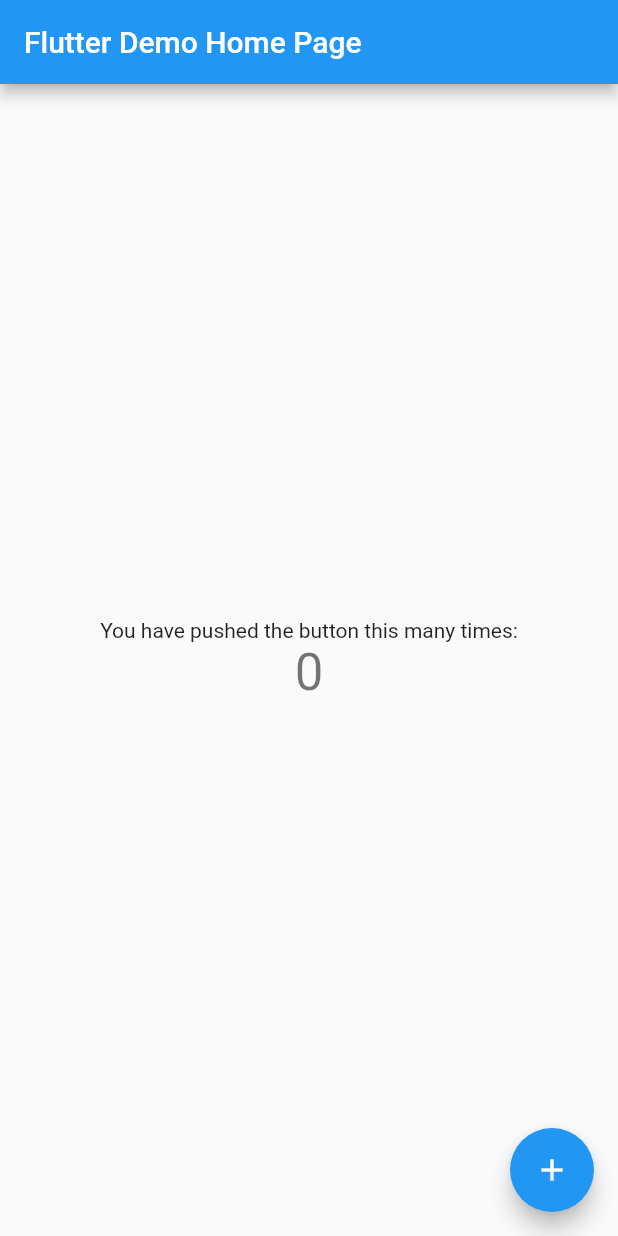
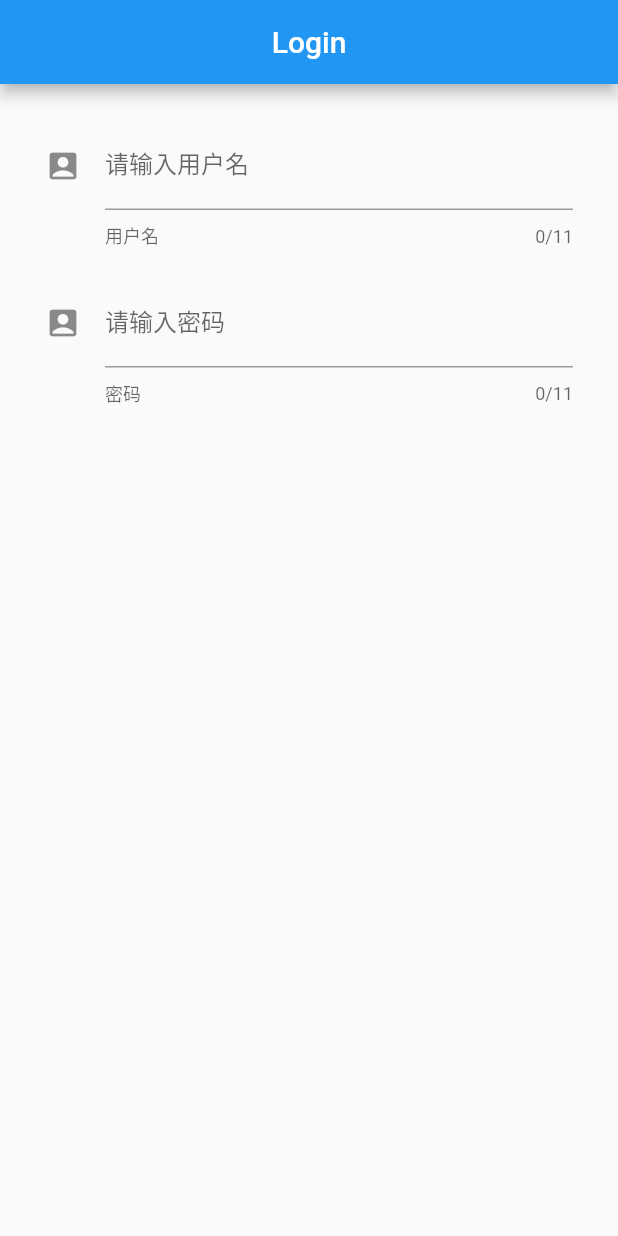
Before and after one commit to 2064135029/pmsapp, a Flutter app: the screen it shows after launch, on a phone screen of 412 x 824 dp. Run offline on Flutter 3.47's test engine with Material 2 defaults, Android fonts, the phone set to English and light mode, and no system bars; our stand-ins replace connectivity, dio.

Commit message:
no message

```diff
--- a/lib/common/config/Config.dart
+++ b/lib/common/config/Config.dart
@@ -2,6 +2,7 @@ class Config {
   static const bool DEBUG = true;
   static const String TOKEN_KEY = "wujianhe";
   static const String USER_BASIC_CODE = "user";
+  static const String BaseUrl = "http://127.0.0.1:7001";
 }
 
 class ContentType {
--- a/lib/main.dart
+++ b/lib/main.dart
@@ -3,50 +3,30 @@ import 'dart:math';
 import 'package:flutter/material.dart';
 import 'package:pmsapp/net/DataResult.dart';
 import 'package:pmsapp/net/models/LoginModel.dart';
+import 'package:pmsapp/view/pages/LoginPage.dart';
 
+import 'common/config/Config.dart';
 import 'net/HttpRequest.dart';
-import 'net/ResultData.dart';
 
 void main() => runApp(MyApp());
 
 class MyApp extends StatelessWidget {
-  // This widget is the root of your application.
+
   @override
   Widget build(BuildContext context) {
-    HttpRequest.setBaseUrl('http://127.0.0.1:7001');
     return MaterialApp(
       title: 'Flutter Demo',
       theme: ThemeData(
-        // This is the theme of your application.
-        //
-        // Try running your application with "flutter run". You'll see the
-        // application has a blue toolbar. Then, without quitting the app, try
-        // changing the primarySwatch below to Colors.green and then invoke
-        // "hot reload" (press "r" in the console where you ran "flutter run",
-        // or simply save your changes to "hot reload" in a Flutter IDE).
-        // Notice that the counter didn't reset back to zero; the application
-        // is not restarted.
         primarySwatch: Colors.blue,
       ),
-      home: MyHomePage(title: 'Flutter Demo Home Page'),
+      home: LoginPage(),
     );
   }
 }
 
 class MyHomePage extends StatefulWidget {
   MyHomePage({Key key, this.title}) : super(key: key);
-
-  // This widget is the home page of your application. It is stateful, meaning
-  // that it has a State object (defined below) that contains fields that affect
-  // how it looks.
-
-  // This class is the configuration for the state. It holds the values (in this
-  // case the title) provided by the parent (in this case the App widget) and
-  // used by the build method of the State. Fields in a Widget subclass are
-  // always marked "final".
-
   final String title;
-
   @override
   _MyHomePageState createState() => _MyHomePageState();
 }
@@ -54,59 +34,41 @@ class MyHomePage extends StatefulWidget {
 class _MyHomePageState extends State<MyHomePage> {
   int _counter = 0;
 
+  @override
+  void initState() {
+    // TODO: implement initState
+    super.initState();
+    _init();
+  }
+
   void _incrementCounter() {
     setState(() {
       _counter++;
       print(_counter);
     });
-//    login(() async {
-//      DataResult res = await LoginModel.loginReq("11", "111");
-//      print(res.data);
-//      print('++++++++++++++');
-//    });
   }
 
   void login() async {
     DataResult res = await LoginModel.loginReq("11", "111");
-    print(res.data);
-    print('++++++++++++++');
+    print(res.data.msg);
     setState(() {
       _counter++;
     });
   }
 
+  void _init(){
+    // 设置ip地刺
+    HttpRequest.setBaseUrl(Config.BaseUrl);
+  }
+
   @override
   Widget build(BuildContext context) {
-    // This method is rerun every time setState is called, for instance as done
-    // by the _incrementCounter method above.
-    //
-    // The Flutter framework has been optimized to make rerunning build methods
-    // fast, so that you can just rebuild anything that needs updating rather
-    // than having to individually change instances of widgets.
     return Scaffold(
       appBar: AppBar(
-        // Here we take the value from the MyHomePage object that was created by
-        // the App.build method, and use it to set our appbar title.
         title: Text(widget.title),
       ),
       body: Center(
-        // Center is a layout widget. It takes a single child and positions it
-        // in the middle of the parent.
         child: Column(
-          // Column is also a layout widget. It takes a list of children and
-          // arranges them vertically. By default, it sizes itself to fit its
-          // children horizontally, and tries to be as tall as its parent.
-          //
-          // Invoke "debug painting" (press "p" in the console, choose the
-          // "Toggle Debug Paint" action from the Flutter Inspector in Android
-          // Studio, or the "Toggle Debug Paint" command in Visual Studio Code)
-          // to see the wireframe for each widget.
-          //
-          // Column has various properties to control how it sizes itself and
-          // how it positions its children. Here we use mainAxisAlignment to
-          // center the children vertically; the main axis here is the vertical
-          // axis because Columns are vertical (the cross axis would be
-          // horizontal).
           mainAxisAlignment: MainAxisAlignment.center,
           children: <Widget>[
             Text(
--- a/lib/net/entity/login_entity.dart
+++ b/lib/net/entity/login_entity.dart
@@ -1,18 +1,18 @@
 class LoginEntity {
-	String passWord;
-	String userName;
+	int status;
+	String msg;
 
-	LoginEntity({this.passWord, this.userName});
+	LoginEntity({this.msg, this.status});
 
 	LoginEntity.fromJson(Map<String, dynamic> json) {
-		passWord = json['passWord'];
-		userName = json['userName'];
+		status = json['status'];
+		msg = json['msg'];
 	}
 
 	Map<String, dynamic> toJson() {
 		final Map<String, dynamic> data = new Map<String, dynamic>();
-		data['passWord'] = this.passWord;
-		data['userName'] = this.userName;
+		data['msg'] = this.msg;
+		data['status'] = this.status;
 		return data;
 	}
 
--- a/lib/net/models/LoginModel.dart
+++ b/lib/net/models/LoginModel.dart
@@ -13,8 +13,8 @@ class LoginModel{
     print(response.data);
     print('8888888888888');
     if(response != null && response.result){
-//      LoginEntity loginEntity = LoginEntity.fromJson(json.decode(response.data));
-      return new DataResult(response.data, true);
+      LoginEntity loginEntity = LoginEntity.fromJson(response.data);
+      return new DataResult(loginEntity, true);
     }else{
       return new DataResult(null, false);
     }
--- /dev/null
+++ b/lib/view/pages/LoginPage.dart
@@ -0,0 +1,126 @@
+import 'package:flutter/cupertino.dart';
+import 'package:flutter/material.dart';
+
+class LoginPage extends StatefulWidget {
+  @override
+  State<StatefulWidget> createState() {
+    // TODO: implement createState
+    return LoginPageState();
+  }
+}
+
+class LoginPageState extends State<LoginPage> {
+  @override
+  // TODO: implement widget
+  LoginPage get widget => super.widget;
+
+  @override
+  Widget build(BuildContext context) {
+    // TODO: implement build
+    return new Scaffold(
+        appBar: AppBar(
+          title: new Text('Login'),
+          iconTheme: new IconThemeData(color: Colors.red),
+          //文字title居中
+          centerTitle: true,
+        ),
+        body: Center(
+          child:LoginBody(),
+        )
+    );
+  }
+}
+
+class LoginBody extends StatelessWidget {
+
+  var usernameController =  new TextEditingController();
+  @override
+  Widget build(BuildContext context) {
+    TextEditingController _controllerName = new TextEditingController();
+    TextEditingController _controllerPwd = new TextEditingController();
+
+//    _controllerName.text = userModel?.username ?? "";
+
+    void _userLogin() {
+      String username = _controllerName.text;
+      String password = _controllerPwd.text;
+      if (username.isEmpty || username.length < 6) {
+//        Util.showSnackBar(context, username.isEmpty ? "请输入用户名～" : "用户名至少6位～");
+        return;
+      }
+      if (password.isEmpty || password.length < 6) {
+//        Util.showSnackBar(context, username.isEmpty ? "请输入密码～" : "密码至少6位～");
+        return;
+      }
+    }
+
+    return new Column(
+      children: <Widget>[
+        new Expanded(
+            child: new Container(
+              margin: EdgeInsets.only(left: 20, top: 15, right: 20),
+              child: new Column(
+                children: <Widget>[
+                  Padding(
+                    padding: EdgeInsets.all(10.0),
+                    //用户名输入框
+                    child: TextField(
+                      //控制器
+                      controller: usernameController,
+                      maxLength: 11,
+                      maxLines: 1,
+                      //是否自动更正
+                      autocorrect: true,
+                      //是否自动对焦
+//                      autofocus: true,
+                      decoration: new InputDecoration(
+                        //                hintText: "请输入用户名",
+                        labelText: "请输入用户名",
+                        helperText: "用户名",
+                        icon: new Icon(Icons.account_box),
+                      ),
+                      onChanged: (text) {
+                        //内容改变的回调
+                        print('change $text');
+                      },
+                      onSubmitted: (text) {
+                        //内容提交(按回车)的回调
+                        print('submit $text');
+                      },
+                    ),
+                  ),
+                  Padding(
+                    padding: EdgeInsets.all(10.0),
+                    //用户名输入框
+                    child: TextField(
+                      //控制器
+                      controller: _controllerPwd,
+                      maxLength: 11,
+                      maxLines: 1,
+                      //是否自动更正
+                      autocorrect: true,
+                      //是否自动对焦
+//                      autofocus: true,
+                      decoration: new InputDecoration(
+                        //                hintText: "请输入用户名",
+                        labelText: "请输入密码",
+                        helperText: "密码",
+                        icon: new Icon(Icons.account_box),
+                      ),
+                      onChanged: (text) {
+                        //内容改变的回调
+                        print('change $text');
+                      },
+                      onSubmitted: (text) {
+                        //内容提交(按回车)的回调
+                        print('submit $text');
+                      },
+                    ),
+                  ),
+                ],
+              ),
+            )),
+      ],
+    );
+  }
+}
```
